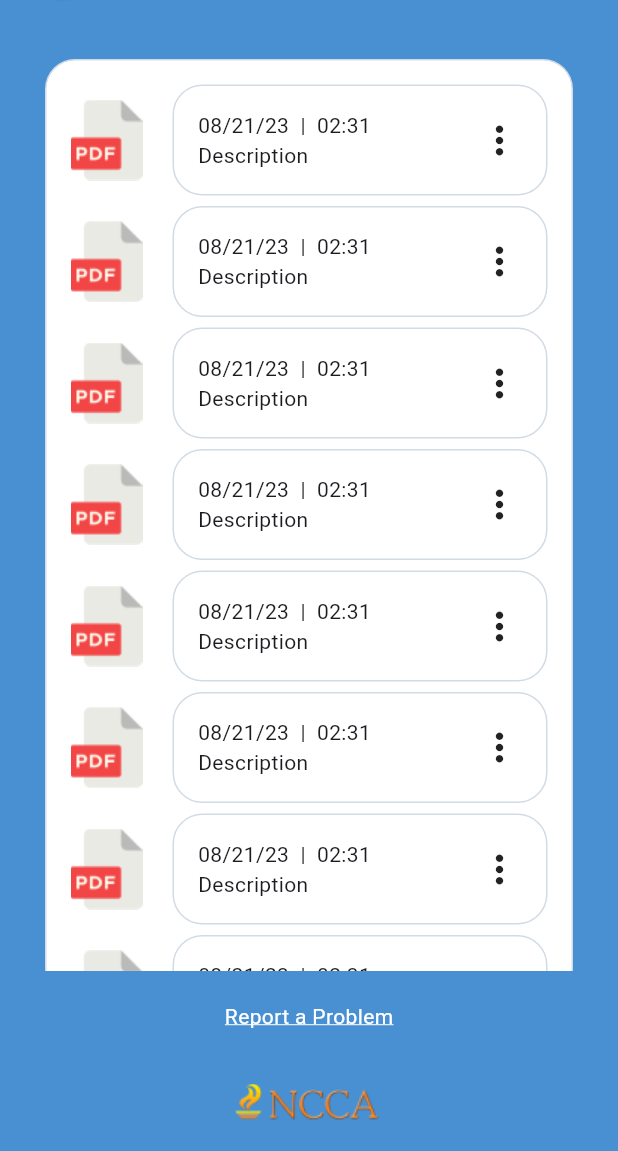
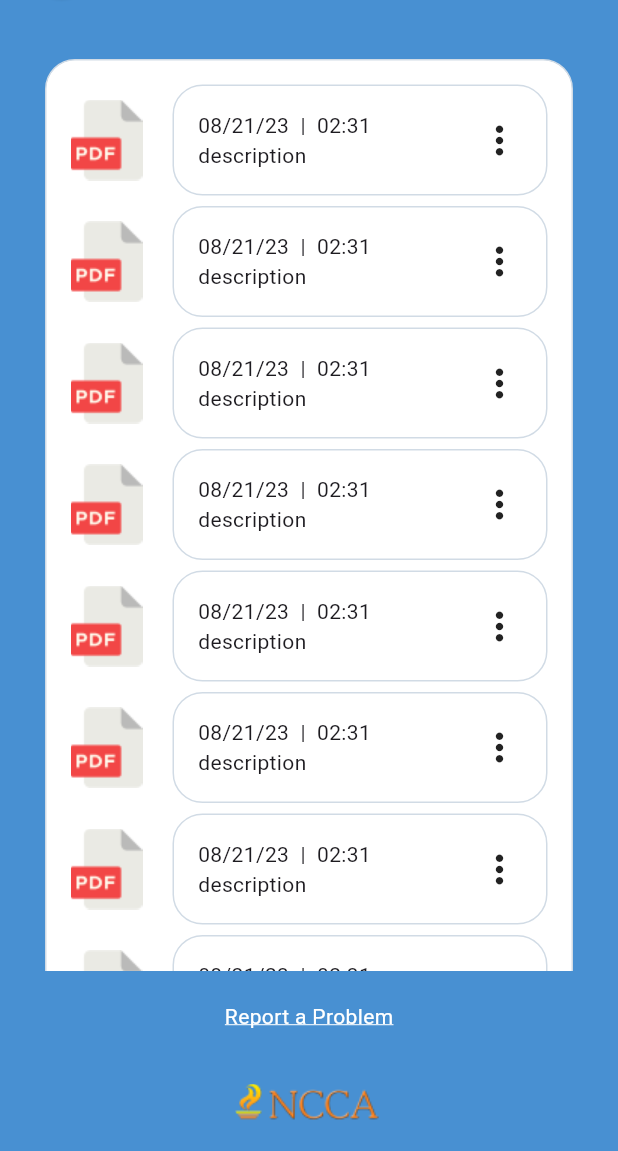
Before and after one commit to Hestice/payroll_viewer, a Flutter app: the ViewerScreen screen opened by its route, on a phone screen of 412 x 824 dp, the part 85-1236 px from its top. Run offline on Flutter 3.47's test engine with Material 2 defaults, Android fonts, the phone set to English and light mode, and no system bars; our stand-ins replace form_validator, go_router.

Commit message:
reusable payslip common, merge latest update

```diff
--- a/frontend/payroll_viewer/lib/common/payslip_item_common.dart
+++ b/frontend/payroll_viewer/lib/common/payslip_item_common.dart
@@ -1,7 +1,20 @@
 import 'package:flutter/material.dart';
 
 class PayslipItem extends StatefulWidget {
-  const PayslipItem({super.key});
+  final String date;
+  final String time;
+  final String description;
+  final VoidCallback onViewPressed;
+  final VoidCallback onDownloadPressed;
+
+  const PayslipItem({
+    required this.date,
+    required this.time,
+    required this.description,
+    required this.onViewPressed,
+    required this.onDownloadPressed,
+    Key? key,
+  }) : super(key: key);
 
   @override
   State<PayslipItem> createState() => _PayslipItemState();
@@ -9,6 +22,7 @@ class PayslipItem extends StatefulWidget {
 
 class _PayslipItemState extends State<PayslipItem> {
   bool showButtons = false;
+
   @override
   Widget build(BuildContext context) {
     return Expanded(
@@ -20,11 +34,9 @@ class _PayslipItemState extends State<PayslipItem> {
             border: Border.all(
               color: Color(0xFFD1DBE5),
             ),
-          borderRadius: BorderRadius.all(Radius.circular(20))
-        ),
-
+            borderRadius: BorderRadius.all(Radius.circular(20))),
         child: Row(
-          mainAxisAlignment:MainAxisAlignment.spaceBetween,
+          mainAxisAlignment: MainAxisAlignment.spaceBetween,
           children: [
             AnimatedSwitcher(
               duration: Duration(milliseconds: 250), // Animation duration
@@ -33,12 +45,10 @@ class _PayslipItemState extends State<PayslipItem> {
                       mainAxisAlignment: MainAxisAlignment.spaceBetween,
                       children: [
                         SizedBox(
-                          width: 60.0,
-                          height: 40.0,
-                          child: ElevatedButton(
-                            onPressed: () {
-                              print('View Button Clicked');
-                            },
+                          height: 40,
+                          width: 60,
+                          child:ElevatedButton(
+                            onPressed: widget.onViewPressed,
                             style: ElevatedButton.styleFrom(
                               primary: Color(0xFFA3D57C),
                               onPrimary: Colors.white,
@@ -52,17 +62,16 @@ class _PayslipItemState extends State<PayslipItem> {
                         ),
                         SizedBox(width: 5),
                         SizedBox(
+                          height: 40,
                           width: 90,
-                          height: 40.0,
                           child: ElevatedButton(
-                            onPressed: () {
-                              print('Download Button Clicked');
-                            },
+                            onPressed: widget.onDownloadPressed,
                             child: Text('Download'),
                             style: ElevatedButton.styleFrom(
                               primary: Color.fromARGB(255, 255, 125, 81),
                               onPrimary: Colors.white,
-                              padding: const EdgeInsets.symmetric(vertical: 1, horizontal: 10),
+                              padding:
+                                  const EdgeInsets.symmetric(vertical: 1, horizontal: 10),
                               shape: RoundedRectangleBorder(
                                 borderRadius: BorderRadius.circular(10.0),
                               ),
@@ -78,12 +87,12 @@ class _PayslipItemState extends State<PayslipItem> {
                           Row(
                             mainAxisAlignment: MainAxisAlignment.start,
                             children: [
-                              Text('08/21/23'),
+                              Text(widget.date), // Date
                               Text('  |  '),
-                              Text('02:31'),
+                              Text(widget.time), // Time
                             ],
                           ),
-                          Text('Description'),
+                          Text(widget.description),
                         ],
                       ),
                     ),
@@ -110,9 +119,8 @@ class _PayslipItemState extends State<PayslipItem> {
               ),
             ),
           ],
-
-          )
-      )
+        ),
+      ),
     );
   }
 }
--- a/frontend/payroll_viewer/lib/screens/viewer_screen.dart
+++ b/frontend/payroll_viewer/lib/screens/viewer_screen.dart
@@ -139,7 +139,19 @@ class _ViewerScreenState extends State<ViewerScreen> {
                   SizedBox(
                     width: 20,
                   ),
-                  PayslipItem(),
+                  PayslipItem(
+                  date: '08/21/23',
+                  time: '02:31',
+                  description: 'description',
+                  onViewPressed: () {
+                    print('View Button Clicked');
+                    // Implement your view functionality here
+                  },
+                  onDownloadPressed: () {
+                    print('Download Button Clicked');
+                    // Implement your download functionality here
+                  },
+                )
                 ],
               ),
               SizedBox(
```
Also changed, not shown: frontend/payroll_viewer/lib/screens/home_screen.dart (+39 -3 lines). Lines whose indentation alone changed are shown as unchanged.
